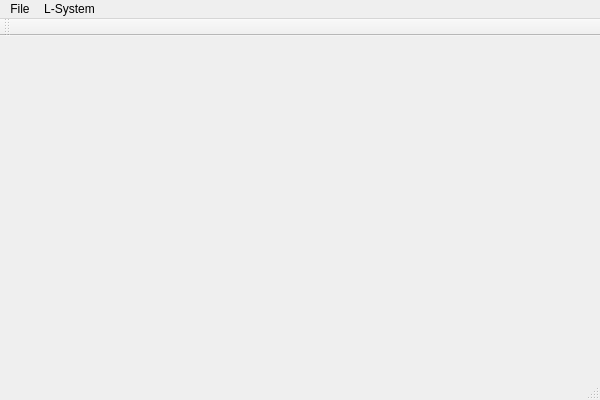
First picture: the form in SketchRobot/MainWindow.ui, repository gnishida/SketchTree, before the edit.
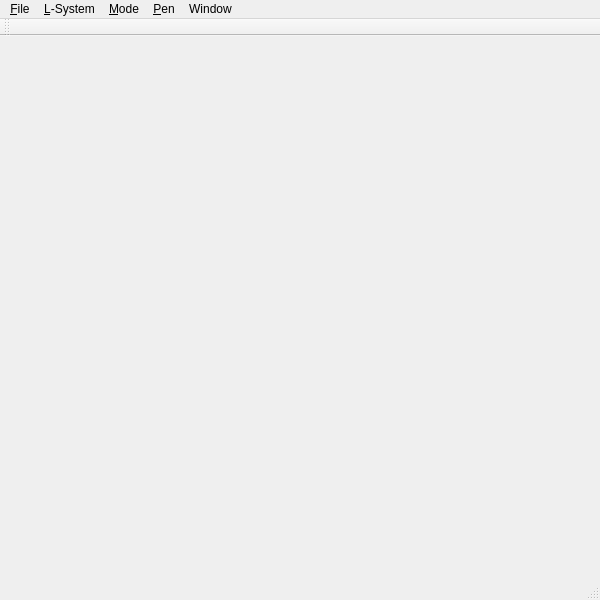
Second picture: the form after the edit.

What changed in the file:
```diff
--- a/SketchRobot/MainWindow.ui
+++ b/SketchRobot/MainWindow.ui
@@ -7,7 +7,7 @@
         <x>0</x>
         <y>0</y>
         <width>600</width>
-        <height>400</height>
+    <height>600</height>
       </rect>
     </property>
     <property name="windowTitle">
@@ -25,21 +25,62 @@
       </property>
       <widget class="QMenu" name="menuFile">
         <property name="title">
-          <string>File</string>
-        </property>
+     <string>&amp;File</string>
+    </property>
+    <addaction name="actionNewSketch"/>
+    <addaction name="actionLoadSketch"/>
+    <addaction name="actionSaveSketch"/>
+    <addaction name="separator"/>
         <addaction name="actionSaveImage"/>
         <addaction name="separator"/>
         <addaction name="actionExit"/>
       </widget>
       <widget class="QMenu" name="menuL_System">
         <property name="title">
-          <string>L-System</string>
+     <string>&amp;L-System</string>
         </property>
         <addaction name="actionRandomGeneration"/>
         <addaction name="actionGreedyInverse"/>
       </widget>
+   <widget class="QMenu" name="menuMode">
+    <property name="title">
+     <string>&amp;Mode</string>
+    </property>
+    <addaction name="actionModeSketch"/>
+    <addaction name="actionMode3DView"/>
+   </widget>
+   <widget class="QMenu" name="menuPen">
+    <property name="title">
+     <string>&amp;Pen</string>
+    </property>
+    <widget class="QMenu" name="menuColor">
+     <property name="title">
+      <string>&amp;Color</string>
+     </property>
+     <addaction name="actionPenColorBody"/>
+    </widget>
+    <widget class="QMenu" name="menuWidth">
+     <property name="title">
+      <string>&amp;Width</string>
+     </property>
+     <addaction name="actionPenWidth20"/>
+     <addaction name="actionPenWidth10"/>
+     <addaction name="actionPenWidth5"/>
+    </widget>
+    <addaction name="menuColor"/>
+    <addaction name="menuWidth"/>
+   </widget>
+   <widget class="QMenu" name="menuOptions">
+    <property name="title">
+     <string>Window</string>
+    </property>
+    <addaction name="actionOptions"/>
+   </widget>
       <addaction name="menuFile"/>
       <addaction name="menuL_System"/>
+   <addaction name="menuMode"/>
+   <addaction name="menuPen"/>
+   <addaction name="menuOptions"/>
     </widget>
     <widget class="QToolBar" name="mainToolBar">
       <attribute name="toolBarArea">
```
Left out of the diff: 139 changed lines with no effect on the pictures. Lines whose indentation alone changed are shown as unchanged.
